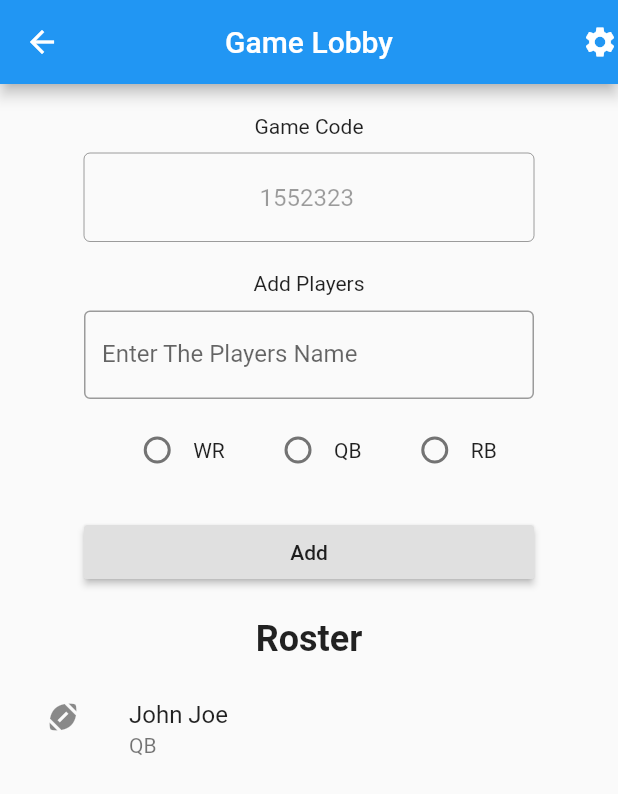
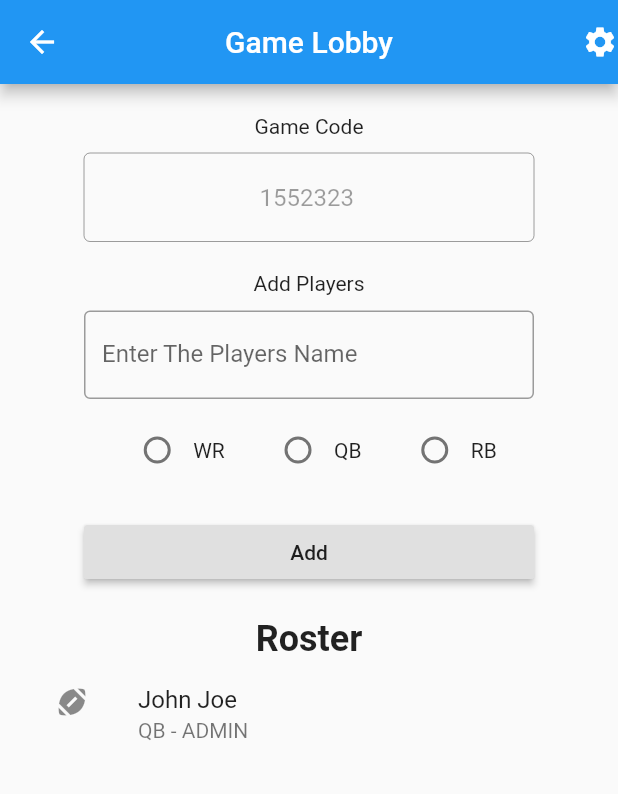
Before and after one commit to esteakshapin/pickupfootball, a Flutter app: the LobbyPage screen opened directly, on a phone screen of 412 x 824 dp. Shown: the top 794 px of the screen. Run offline on Flutter 3.47's test engine with Material 2 defaults, Android fonts, the phone set to English and light mode, and no system bars; drawn by our look-alikes of oktoast; missing offline and left inert: dart:html.

Commit message:
fixed adding player issue; added icons for players

```diff
--- a/lib/Player.dart
+++ b/lib/Player.dart
@@ -13,11 +13,7 @@ class Player{
     _name = value;
   }
 
-  Player(String name, String position, {admin=false}){
-    _name = name;
-    _position = position;
-    _admin = admin;
-  }
+  Player(this._name, this._position, [this._admin = false]);
 
   bool get admin => _admin;
 
--- a/lib/screens/create_game.dart
+++ b/lib/screens/create_game.dart
@@ -205,7 +205,7 @@ class _CreateGameSettingsState extends State<CreateGameSettings> {
                                   MaterialPageRoute(
                                       builder: (context) => LobbyPage(
                                           Player(_position_value,
-                                              name_controller.text, admin: true),
+                                              name_controller.text, true),
                                           Settings(_qb_playing_offense_defense,
                                               _rotate_aft_drive, _score_amt))))
                             }
--- a/lib/screens/lobby_page/lobby_info.dart
+++ b/lib/screens/lobby_page/lobby_info.dart
@@ -133,9 +133,10 @@ class _LobbyInfoState extends State<LobbyInfo> {
                   onPressed: (){
                     print('pressed');
                     if (validator()){
+                      widget._add_player(Player(_name_controller.text, _position_value));
                       _name_controller.text = "";
                       _position_value = null;
-                      widget._add_player(Player(_name_controller.text, _position_value));
+
 
                     }else{
                       setState(() {
--- a/lib/screens/lobby_page/lobby_page.dart
+++ b/lib/screens/lobby_page/lobby_page.dart
@@ -18,6 +18,7 @@ class LobbyPage extends StatefulWidget {
 
   LobbyPage(Player admin, Settings settings){
     _admin = admin;
+    _admin.admin = true;
     players.add(admin);
     _settings = settings;
   }
@@ -25,6 +26,14 @@ class LobbyPage extends StatefulWidget {
 
 class _LobbyPageState extends State<LobbyPage> {
 
+  @override
+  void initState() {
+    // TODO: implement initState
+    super.initState();
+
+    print(widget.players);
+    print(widget.players[0].admin);
+  }
 
   void addPlayers(Player p){
     setState(() {
--- a/lib/screens/lobby_page/roster_widget.dart
+++ b/lib/screens/lobby_page/roster_widget.dart
@@ -34,8 +34,7 @@ class PlayerCard extends StatelessWidget {
         maxWidth: 400,
       ),
       child: ListTile(
-          contentPadding: EdgeInsets.all(10),
-          leading: Icon(Icons.sports_football),
+          leading: (_player.position == Player.QB) ? Icon(Icons.sports_football) : (_player.position == Player.WR) ? Icon(Icons.sports_kabaddi_sharp) : Icon(Icons.directions_run_sharp),
           title: Text(_player.name),
           subtitle: _player.admin
               ? Text(_player.position + " - " + "ADMIN")
--- a/pubspec.yaml
+++ b/pubspec.yaml
@@ -28,7 +28,7 @@ dependencies:
   # The following adds the Cupertino Icons font to your application.
   # Use with the CupertinoIcons class for iOS style icons.
   cupertino_icons: ^1.0.1
-  flutter_form_builder: ^4.0.1
+#  flutter_form_builder: ^4.0.1
   oktoast: ^2.3.2
 
 dev_dependencies:
```
Also changed, not shown: pubspec.lock.
